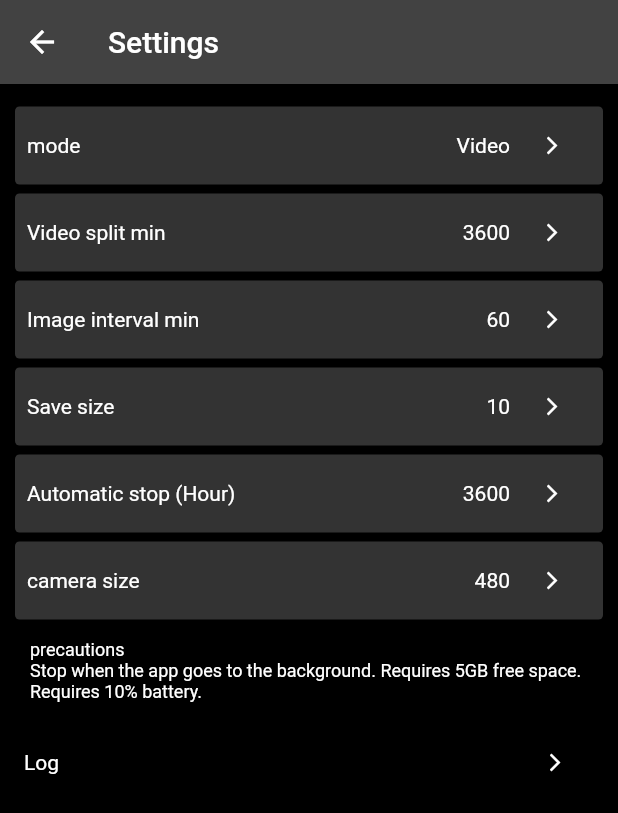
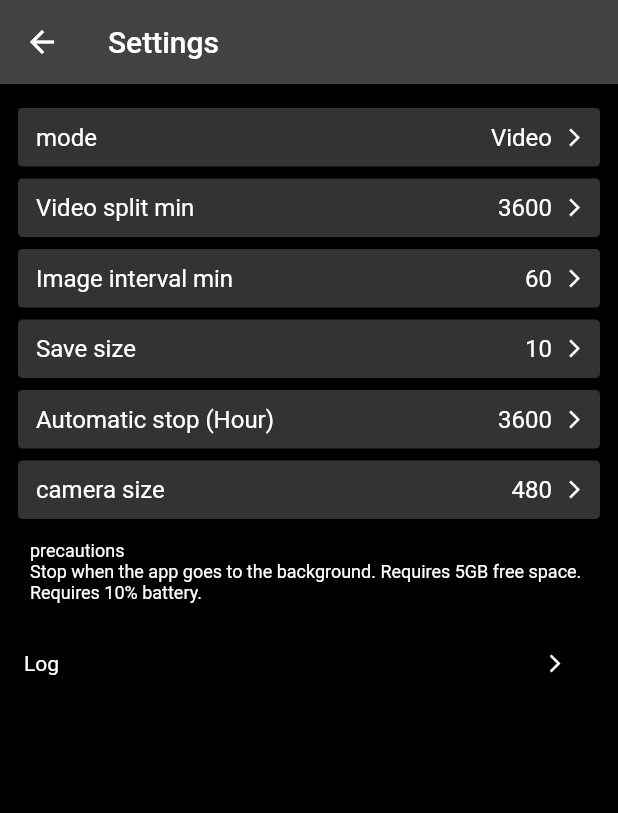
Before and after one commit to koji4104/LongTake, a Flutter app: the SettingsScreen screen opened directly, on a phone screen of 412 x 824 dp. Shown: the top 813 px of the screen. Run offline on Flutter 3.47's test engine with Material 2 defaults, Android fonts, the phone set to English and light mode, and no system bars; our stand-ins replace battery_plus, camera, gallery_saver, hooks_riverpod, shared_preferences; missing offline and left inert: disk_space, video_thumbnail; accounts and stored records are empty.

Commit message:
Fixed to save settings.

```diff
--- a/lib/settings_screen.dart
+++ b/lib/settings_screen.dart
@@ -13,13 +13,15 @@ class EnvData {
   List<String> keys;
   String name;
   String desc;
+  String pref;
 
   EnvData({
     required int this.val,
     required List<int> this.vals,
     required List<String> this.keys,
     required String this.name,
-    required String this.desc}){
+    required String this.desc,
+    required String this.pref}){
     set(val);
   }
 
@@ -49,14 +51,15 @@ class Environment {
     keys:['mode_video','mode_image'],
     name:'recording_mode',
     desc:'recording_mode_desc',
+    pref:'recording_mode',
   );
-
   EnvData video_interval_sec = EnvData(
     val:3600,
     vals:[1800,3600,7200],
     keys:['1800','3600','7200'],
     name:'video_interval_sec',
     desc:'video_interval_sec_desc',
+    pref:'video_interval_sec',
   );
   EnvData image_interval_sec = EnvData(
     val:60,
@@ -64,6 +67,7 @@ class Environment {
     keys:['60','300','600'],
     name:'image_interval_sec',
     desc:'image_interval_sec_desc',
+    pref:'image_interval_sec',
   );
   EnvData max_size_gb = EnvData(
     val:10,
@@ -71,6 +75,7 @@ class Environment {
     keys:['1','10','100'],
     name:'max_size_gb',
     desc:'max_size_gb_desc',
+    pref:'max_size_gb',
   );
   EnvData autostop_sec = EnvData(
     val:3600,
@@ -78,6 +83,7 @@ class Environment {
     keys:['0','3600','21600','43200'],
     name:'autostop_sec',
     desc:'autostop_sec_desc',
+    pref:'autostop_sec',
   );
   EnvData camera_height = EnvData(
     val:480,
@@ -85,6 +91,7 @@ class Environment {
     keys:['240','480','720','1080'],
     name:'camera_height',
     desc:'camera_height_desc',
+    pref:'camera_height',
   );
 
   load() async {
@@ -102,15 +109,10 @@ class Environment {
     }
   }
 
-  save() async {
+  save(EnvData data) async {
     if(kIsWeb) return;
     final prefs = await SharedPreferences.getInstance();
-    await prefs.setInt('recording_mode', recording_mode.val);
-    await prefs.setInt('video_interval_sec', video_interval_sec.val);
-    await prefs.setInt('image_interval_sec', image_interval_sec.val);
-    await prefs.setInt('max_size_gb', max_size_gb.val);
-    await prefs.setInt('autostop_sec', autostop_sec.val);
-    await prefs.setInt('camera_height', camera_height.val);
+    await prefs.setInt(data.pref, data.val);
   }
 }
 
@@ -142,7 +144,6 @@ class SettingsScreen extends ConsumerWidget {
 
     return WillPopScope(
       onWillPop: () async {
-        await env.save();
         Navigator.of(context).pop(true);
         return Future.value(false);
       },
@@ -202,33 +203,40 @@ class SettingsScreen extends ConsumerWidget {
   }
 
   Widget MyValue({required EnvData data}) {
+    TextStyle ts = TextStyle(fontSize:16, color:Colors.white);
     return Container(
       decoration: BoxDecoration(
         color: Color(0xFF333333),
         borderRadius: BorderRadius.circular(3),
       ),
-      margin: const EdgeInsets.symmetric(vertical:3, horizontal:10),
-      padding: const EdgeInsets.only(left:8, right:10, top:2, bottom:2),
-      child: Row(children: [
-        Text(l10n(data.name)),
-        Expanded(child: SizedBox(width:1)),
-        Text(l10n(data.key)),
-        SizedBox(width:4),
-        IconButton(
-          icon: Icon(Icons.arrow_forward_ios, color:Colors.white),
-          iconSize: 14.0,
-          onPressed:(){
+      margin: const EdgeInsets.symmetric(vertical:4, horizontal:12),
+      padding: const EdgeInsets.only(left:12, right:10, top:10, bottom:10),
+      child: GestureDetector(
+          behavior: HitTestBehavior.opaque,
+        onTap:(){
           Navigator.of(_context!).push(
             MaterialPageRoute<int>(
               builder: (BuildContext context) {
                 return RadioListScreen(data:data);
               })).then((ret){
+                print('ret=${ret}');
+                if(data.val!=ret) {
                   data.set(ret);
+                  env.save(data);
                   _ref!.read(SettingsScreenProvider).notifyListeners();
-            });
+                }
+              }
+          );
         },
-        ),
-      ]));
+        child: Row(children:[
+          Text(l10n(data.name), style:ts),
+          Expanded(child: SizedBox(width:1)),
+          Text(l10n(data.key), style:ts),
+          SizedBox(width:8),
+          Icon(Icons.arrow_forward_ios, size:14, color:Colors.white),
+        ])
+      )
+    );
   }
 
   String l10n(String text){
```
Lines whose indentation alone changed are shown as unchanged.
